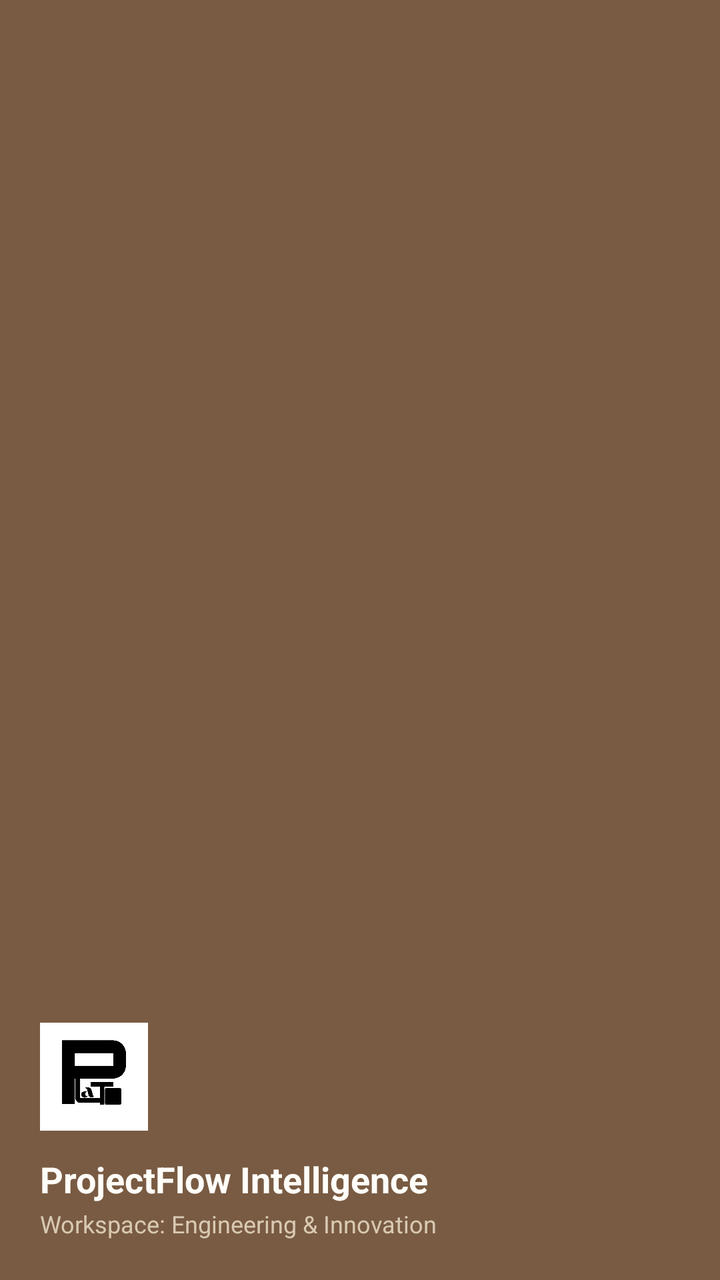
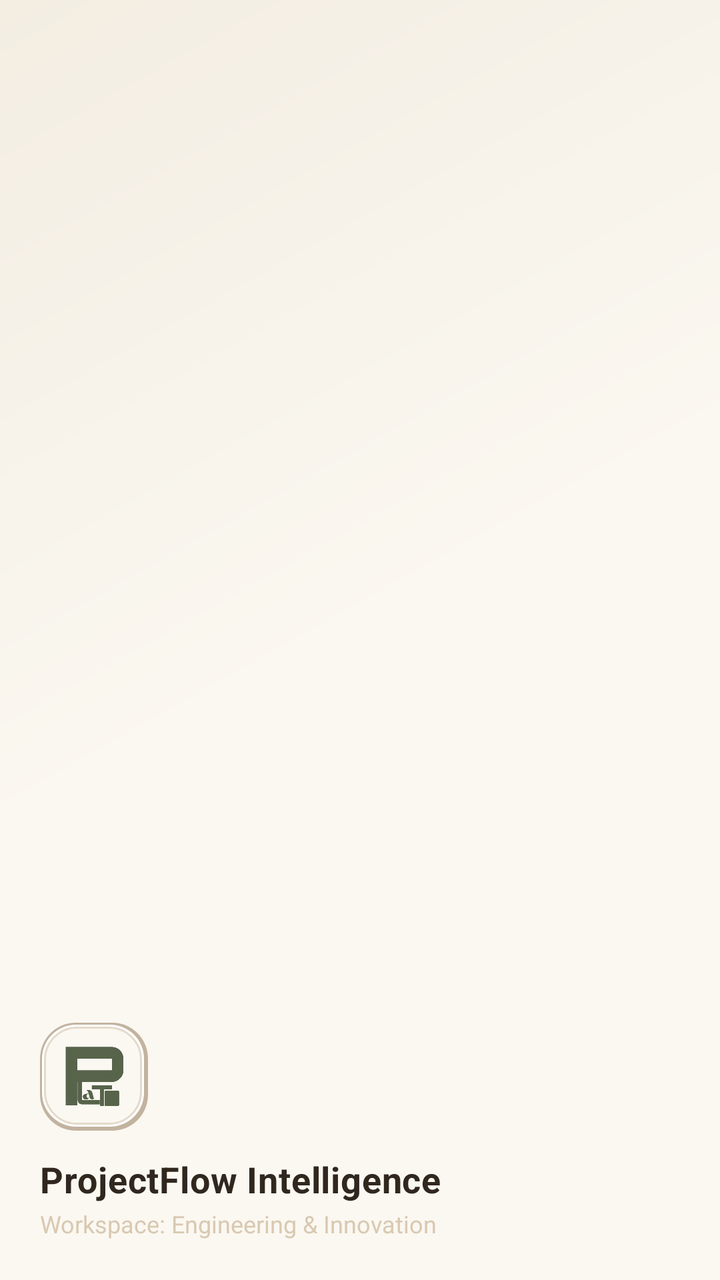

The first picture is an Android layout as it rendered before a commit; the second is the same layout after the commit. The layout source and the unified diff follow.
<!-- AndroidManifest.xml: application theme Theme.ProjectFlow -->
<!-- res/layout/drawer_header.xml -->
<?xml version="1.0" encoding="utf-8"?>
<LinearLayout xmlns:android="http://schemas.android.com/apk/res/android"
    android:layout_width="match_parent"
    android:layout_height="180dp"
    android:background="@color/primary_earth"
    android:gravity="bottom"
    android:orientation="vertical"
    android:padding="20dp"
    android:theme="@style/ThemeOverlay.AppCompat.Dark">

    <ImageView
        android:layout_width="54dp"
        android:layout_height="54dp"
        android:adjustViewBounds="true"
        android:contentDescription="@string/brand_name"
        android:src="@drawable/logo" />

    <TextView
        android:layout_width="wrap_content"
        android:layout_height="wrap_content"
        android:layout_marginTop="12dp"
        android:text="@string/brand_name"
        android:textColor="@color/white"
        android:textSize="18sp"
        android:textStyle="bold" />

    <TextView
        android:layout_width="wrap_content"
        android:layout_height="wrap_content"
        android:layout_marginTop="2dp"
        android:text="Workspace: Engineering &amp; Innovation"
        android:textColor="@color/secondary_sand"
        android:textSize="12sp" />

</LinearLayout>
<!-- resources referenced by this layout -->
<resources>
  <color name="primary_earth">#795B43</color>
  <color name="secondary_sand">#D9C9B2</color>
  <color name="white">#FFFDF8</color>
  <!-- drawable logo: jpg bitmap (drawable, 22788 bytes) -->
  <string name="brand_name">ProjectFlow Intelligence</string>
  <style name="Theme.ProjectFlow" parent="Theme.MaterialComponents.DayNight.NoActionBar">
          
          <item name="colorPrimary">@color/primary_earth</item>
          <item name="colorPrimaryVariant">@color/deep_earth</item>
          <item name="colorOnPrimary">@color/earth_raised</item>
  
          
          <item name="colorSecondary">@color/muted_clay</item>
          <item name="colorSecondaryVariant">@color/secondary_sand</item>
          <item name="colorOnSecondary">@color/text_main</item>
  
          
          <item name="android:statusBarColor">@color/earth_surface</item>
          <item name="android:windowLightStatusBar">true</item>
  
          
          <item name="android:windowBackground">@color/earth_bg</item>
          <item name="colorSurface">@color/earth_surface</item>
          <item name="colorOnSurface">@color/text_main</item>
      </style>
  <color name="deep_earth">#493628</color>
  <color name="earth_raised">#FFFDF8</color>
  <color name="muted_clay">#B69A78</color>
  <color name="text_main">#30271F</color>
  <color name="earth_surface">#FBF8F1</color>
  <color name="earth_bg">#F3EDE2</color>
</resources>

<!-- the commit's change to res/layout/drawer_header.xml (unified diff, before → after) -->
@@ -2,25 +2,34 @@
 <LinearLayout xmlns:android="http://schemas.android.com/apk/res/android"
     android:layout_width="match_parent"
     android:layout_height="180dp"
-    android:background="@color/primary_earth"
+    android:background="@drawable/bg_drawer_header_gradient"
     android:gravity="bottom"
     android:orientation="vertical"
-    android:padding="20dp"
-    android:theme="@style/ThemeOverlay.AppCompat.Dark">
+    android:padding="20dp">
 
-    <ImageView
+    
+    <LinearLayout
         android:layout_width="54dp"
         android:layout_height="54dp"
-        android:adjustViewBounds="true"
-        android:contentDescription="@string/brand_name"
-        android:src="@drawable/logo" />
+        android:background="@drawable/bg_drawer_logo_badge"
+        android:gravity="center"
+        android:padding="9dp">
+
+        <ImageView
+            android:layout_width="match_parent"
+            android:layout_height="match_parent"
+            android:adjustViewBounds="true"
+            android:contentDescription="@string/brand_name"
+            android:src="@drawable/logo_clean" />
+    </LinearLayout>
 
     <TextView
         android:layout_width="wrap_content"
         android:layout_height="wrap_content"
         android:layout_marginTop="12dp"
+        android:letterSpacing="0.015"
         android:text="@string/brand_name"
-        android:textColor="@color/white"
+        android:textColor="@color/text_main"
         android:textSize="18sp"
         android:textStyle="bold" />
 
<!-- resource entries referenced after the edit -->
@@ -2,8 +2,6 @@
 <resources>
   <color name="primary_earth">#795B43</color>
   <color name="secondary_sand">#D9C9B2</color>
-  <color name="white">#FFFDF8</color>
-  <!-- drawable logo: jpg bitmap (drawable, 22788 bytes) -->
   <string name="brand_name">ProjectFlow Intelligence</string>
   <style name="Theme.ProjectFlow" parent="Theme.MaterialComponents.DayNight.NoActionBar">
           
@@ -29,7 +27,59 @@
   <color name="earth_raised">#FFFDF8</color>
   <color name="muted_clay">#B69A78</color>
   <color name="text_main">#30271F</color>
+  <!-- drawable bg_drawer_header_gradient (drawable) -->
+  <?xml version="1.0" encoding="utf-8"?>
+  <shape xmlns:android="http://schemas.android.com/apk/res/android"
+      android:shape="rectangle">
+      <gradient
+          android:angle="135"
+          android:startColor="@color/earth_surface"
+          android:centerColor="@color/neu_surface"
+          android:endColor="@color/earth_bg"
+          android:type="linear" />
+  </shape>
+  <!-- drawable bg_drawer_logo_badge (drawable) -->
+  <?xml version="1.0" encoding="utf-8"?>
+  <layer-list xmlns:android="http://schemas.android.com/apk/res/android">
+      
+      <item>
+          <shape android:shape="rectangle">
+              <corners android:radius="18dp" />
+              <solid android:color="@color/neu_shadow_deep" />
+          </shape>
+      </item>
+      
+      <item
+          android:bottom="2dp"
+          android:left="1dp"
+          android:right="2dp"
+          android:top="1dp">
+          <shape android:shape="rectangle">
+              <corners android:radius="17dp" />
+              <solid android:color="@color/neu_highlight" />
+          </shape>
+      </item>
+      
+      <item
+          android:bottom="3dp"
+          android:left="2dp"
+          android:right="3dp"
+          android:top="2dp">
+          <shape android:shape="rectangle">
+              <corners android:radius="16dp" />
+              <solid android:color="@color/neu_surface" />
+              <stroke
+                  android:width="1dp"
+                  android:color="@color/neu_border" />
+          </shape>
+      </item>
+  </layer-list>
+  <!-- drawable logo_clean: png bitmap (drawable, 64411 bytes) -->
   <color name="earth_surface">#FBF8F1</color>
+  <color name="neu_surface">#FBF8F1</color>
   <color name="earth_bg">#F3EDE2</color>
+  <color name="neu_shadow_deep">#C2B3A0</color>
+  <color name="neu_highlight">#FFFFFFFF</color>
+  <color name="neu_border">#E4DACB</color>
 </resources>
 
